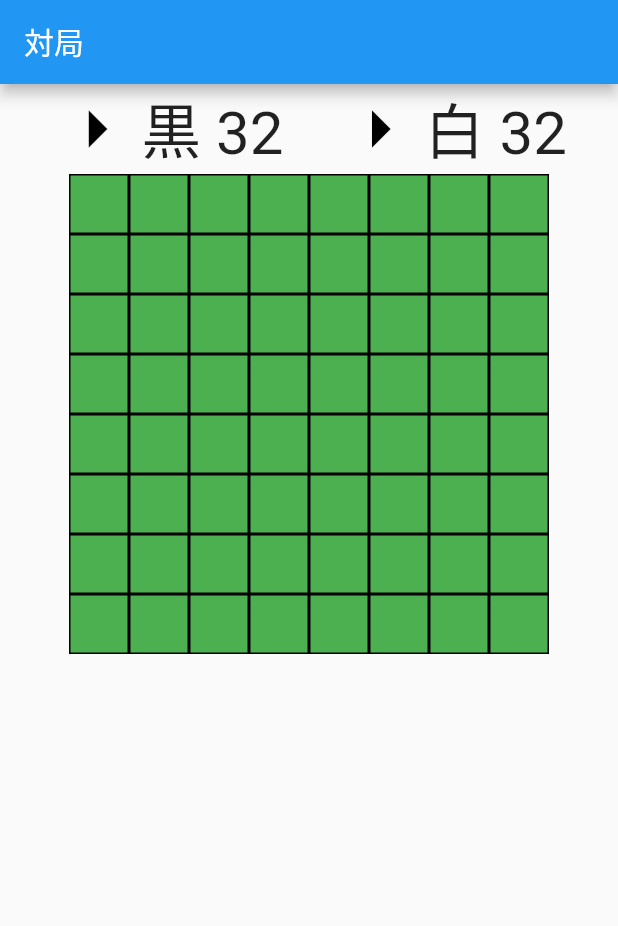
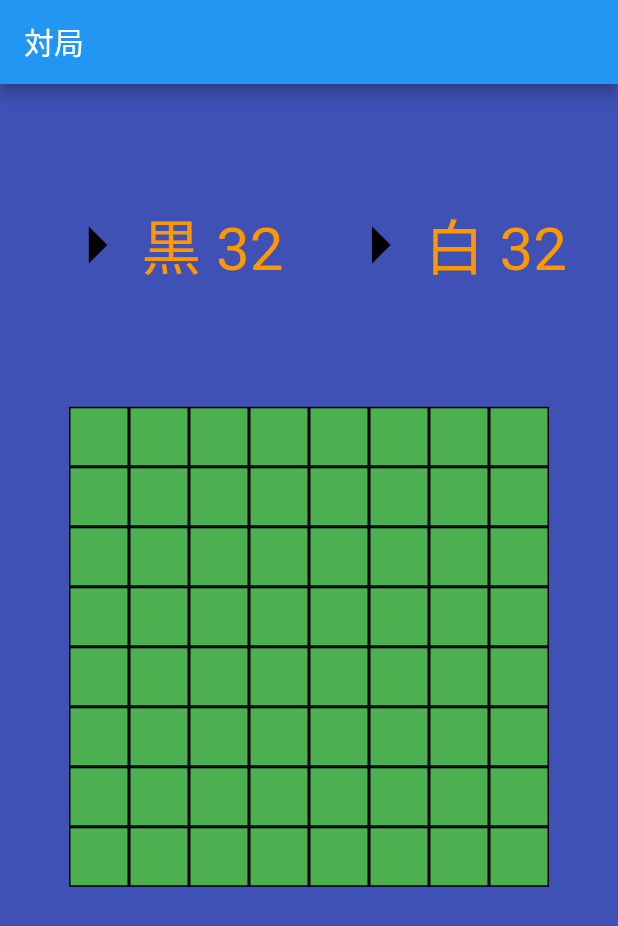
Before and after one commit to haradayu/flutter_reversi, a Flutter app: the screen it shows after launch, on a phone screen of 412 x 824 dp. Shown: the top 926 px of the screen. Run offline on Flutter 3.47's test engine with Material 2 defaults, Android fonts, the phone set to English and light mode, and no system bars.

Commit message:
色変更

```diff
--- a/lib/main.dart
+++ b/lib/main.dart
@@ -8,7 +8,7 @@ class MyApp extends StatelessWidget {
     return MaterialApp(
       title: 'リバーシ',
       theme: ThemeData(
-                                                                                primarySwatch: Colors.blue,
+        primarySwatch: Colors.blue,
       ),
       home: MyHomePage(title: '対局'),
     );
@@ -26,6 +26,7 @@ class _MyHomePageState extends State<MyHomePage> {
   List<List<int>> board = List.generate(8, (_) => List.generate(8, (_) => 0));
   TextStyle scoreLabelText(){
     return TextStyle(
+      color: Colors.orange,
       fontSize: 40,
       fontFamily: 'Roboto',
       fontStyle: FontStyle.normal,
@@ -88,32 +89,43 @@ class _MyHomePageState extends State<MyHomePage> {
   @override
   Widget build(BuildContext context) {
     return Scaffold(
+      backgroundColor: Colors.indigo,
       appBar: AppBar(
         title: Text(widget.title),
       ),
       body: Center(
+
         child: Column(
           children: <Widget>[
+            Spacer(flex: 1),
             Row(
                 mainAxisAlignment: MainAxisAlignment.center,
                 children:[
                   Spacer(flex: 1),
-                  Icon(Icons.arrow_right, color: Colors.black.withOpacity(1.0),size:60),
+                  Icon(Icons.arrow_right,
+                      color: Colors.black.withOpacity(1.0),
+                      size:60
+                  ),
                   Text("黒 32",
                     style: scoreLabelText(),
                     textAlign: TextAlign.center,
                   ),
                   Spacer(flex: 1),
-                  Icon(Icons.arrow_right, color: Colors.black.withOpacity(1.0),size:60),
+                  Icon(Icons.arrow_right,
+                      color: Colors.black.withOpacity(1.0),
+                      size:60
+                  ),
                   Text("白 32",
                     style: scoreLabelText(),
                     textAlign: TextAlign.center,
                   ),
                   Spacer(flex: 1)]
             ),
+            Spacer(flex: 1),
             Center(
               child: reversiBoard()
-            )
+            ),
+            Spacer(flex: 3),
           ],
         ),
       ),
```
